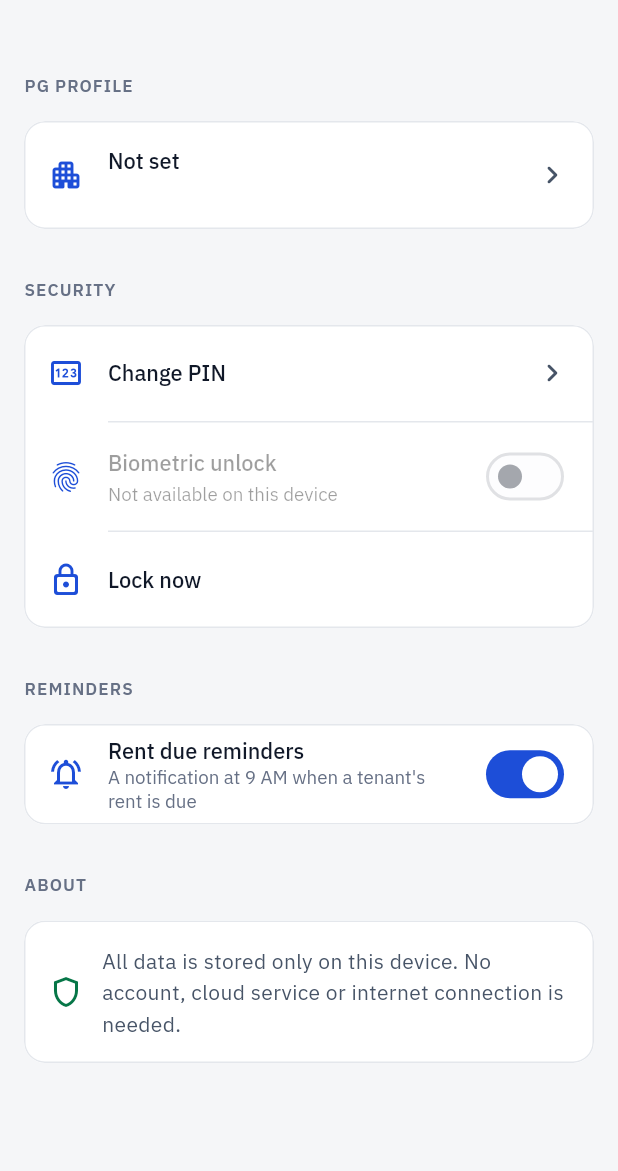
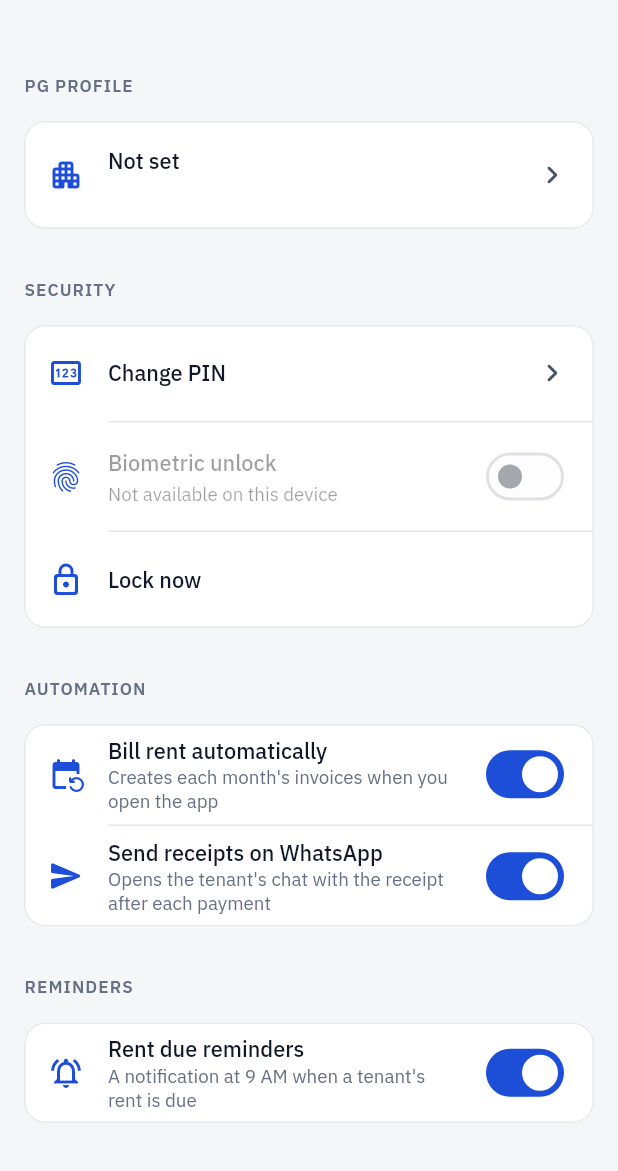
Before and after one commit to Mr-Var/PGMate, a Flutter app: the SettingsScreen screen opened by its route, on a phone screen of 412 x 824 dp, the part 65-1236 px from its top. Run offline on Flutter 3.47's test engine with Material 3 defaults, Android fonts, the phone set to English and light mode, and no system bars; our stand-ins replace drift, drift_flutter, file_picker, flutter_local_notifications, flutter_riverpod, flutter_secure_storage and 9 more; missing offline and left inert: cryptography; accounts and stored records are empty; generated files the repository leaves out were written again.

Commit message:
Fewer taps: auto billing, auto receipts, one-tap collect and UPI confirm
- Rent is billed automatically for every due month when the app opens
  (Settings > Automation, on by default)
- After a counted payment the tenant's WhatsApp opens with the receipt
- Collect button beside each due/overdue tenant on Home (amount
  pre-filled: two taps to record)
- Pending UPI payments confirmable with one tap in Needs attention
- Mid-month bed transfer splits that month's rent by days
- Payment date cannot precede joining; UTR must be letters and digits
- 92 tests passing

Co-Authored-By: Claude Opus 5.5 <noreply@anthropic.com>
Claude-Session: https://claude.ai/code/session_012hWFkLRE7ZYHJw5qUPfJ9b

```diff
--- a/lib/app/app.dart
+++ b/lib/app/app.dart
@@ -35,6 +35,10 @@ class _PgManagerAppState extends ConsumerState<PgManagerApp> {
   Future<void> _upkeep() async {
     try {
       final db = ref.read(databaseProvider);
+      // Bill every month that is due (including this one) without asking.
+      if ((await db.settingsDao.getSetting('auto_billing')) != 'false') {
+        await db.billingDao.generateAllMissing();
+      }
       await db.billingDao.refreshOverdue();
       await refreshReminders(db, ref.read(reminderServiceProvider));
     } catch (e) {
--- a/lib/core/database/daos/billing_dao.dart
+++ b/lib/core/database/daos/billing_dao.dart
@@ -509,6 +509,35 @@ class BillingDao extends DatabaseAccessor<AppDatabase> with _$BillingDaoMixin {
   /// UTRs are compared without case, spaces or dashes.
   static String? normalizeUtr(String? raw) => raw?.toUpperCase().replaceAll(RegExp(r'[\s-]'), '');
 
+  /// When a tenant moves to a bed with a different rent mid-month, this
+  /// month's invoice is set to old rent for the days before the move and new
+  /// rent from the move day. Charges and discounts are kept.
+  Future<void> splitRentForTransfer(int tenantId, DateTime moveDate, int oldRentPaise, int newRentPaise) async {
+    final d = Dates.today(moveDate);
+    final inv = await invoiceFor(tenantId, d.year, d.month);
+    final start = await billingStart(tenantId);
+    if (inv == null || start == null || oldRentPaise == newRentPaise || d.day == 1) return;
+    // Only for months fully at the old rent before the move.
+    if (!start.isBefore(DateTime(d.year, d.month))) return;
+    final dim = BillingMath.daysInMonth(d.year, d.month);
+    final rent =
+        BillingMath.prorate(oldRentPaise, d.day - 1, dim) + BillingMath.prorate(newRentPaise, dim - d.day + 1, dim);
+    final total = max(0, rent + inv.additionalChargesPaise - inv.discountPaise);
+    if (total < inv.paidPaise) await _releaseFromInvoice(inv.id, inv.paidPaise - total);
+    await (update(rentInvoices)..where((i) => i.id.equals(inv.id))).write(
+      RentInvoicesCompanion(
+        rentPaise: Value(rent),
+        totalPaise: Value(total),
+        notes: Value(
+          [inv.notes, 'Bed changed on ${Dates.short(d)}: rent split by days'].whereType<String>().join('\n'),
+        ),
+        updatedAt: Value(DateTime.now()),
+      ),
+    );
+    await _recompute(inv.id);
+    await applyCredit(tenantId);
+  }
+
   /// Freezes the tenant's balance on a payment row once it counts, so a
   /// reprinted receipt always shows the balance of that day.
   Future<void> _freezeBalance(int paymentId, int tenantId) async {
@@ -524,10 +553,19 @@ class BillingDao extends DatabaseAccessor<AppDatabase> with _$BillingDaoMixin {
   /// allocated immediately; unverified UPI waits for the owner's confirmation.
   Future<int> recordPayment(PaymentInput input) {
     if (input.amountPaise <= 0) throw RuleException('Amount must be more than ₹0.');
-    if (input.method == PaymentMethod.upi && (input.upiReference == null || input.upiReference!.trim().length < 6)) {
-      throw RuleException('Enter the UPI transaction reference (UTR).');
+    if (input.method == PaymentMethod.upi &&
+        !RegExp(r'^[A-Z0-9]{6,30}$').hasMatch(normalizeUtr(input.upiReference) ?? '')) {
+      throw RuleException(
+        'Enter the UPI reference (UTR) exactly as shown in the payment details: letters and digits only.',
+      );
     }
     return transaction(() async {
+      final tenant = await (select(tenants)..where((t) => t.id.equals(input.tenantId))).getSingle();
+      if (Dates.today(input.date).isBefore(Dates.today(tenant.joiningDate))) {
+        throw RuleException(
+          'Payment date cannot be before ${tenant.fullName.split(' ').first} joined (${Dates.short(tenant.joiningDate)}).',
+        );
+      }
       final utr = normalizeUtr(input.upiReference);
       if (utr != null && utr.isNotEmpty) {
         final dup =
--- a/lib/core/database/daos/tenants_dao.dart
+++ b/lib/core/database/daos/tenants_dao.dart
@@ -257,6 +257,7 @@ class TenantsDao extends DatabaseAccessor<AppDatabase> with _$TenantsDaoMixin {
         await (update(tenants)..where((x) => x.id.equals(tenantId))).write(
           TenantsCompanion(monthlyRentPaise: Value(newRentPaise), updatedAt: Value(DateTime.now())),
         );
+        await db.billingDao.splitRentForTransfer(tenantId, date, t.monthlyRentPaise, newRentPaise);
       }
       await db.settingsDao.log(
         'tenant',
--- a/lib/features/settings/settings_screen.dart
+++ b/lib/features/settings/settings_screen.dart
@@ -92,6 +92,27 @@ class SettingsScreen extends ConsumerWidget {
                   leading: const Icon(Icons.lock_outline_rounded, color: AppColors.primary),
                   title: const Text('Lock now'),
                   onTap: () => ref.read(authControllerProvider.notifier).lock(),
+                ),
+              ],
+            ),
+          ),
+          const SectionHeader(title: 'Automation'),
+          const AppCard(
+            padding: EdgeInsets.zero,
+            child: Column(
+              children: [
+                _SettingSwitch(
+                  keyName: 'auto_billing',
+                  icon: Icons.event_repeat_rounded,
+                  title: 'Bill rent automatically',
+                  subtitle: 'Creates each month\'s invoices when you open the app',
+                ),
+                Divider(indent: 56),
+                _SettingSwitch(
+                  keyName: 'auto_receipt',
+                  icon: Icons.send_rounded,
+                  title: 'Send receipts on WhatsApp',
+                  subtitle: 'Opens the tenant\'s chat with the receipt after each payment',
                 ),
               ],
             ),
@@ -240,3 +261,28 @@ class EditProfileScreen extends ConsumerWidget {
     );
   }
 }
+
+final _settingProvider = StreamProvider.family<bool, String>(
+  (ref, key) => ref.watch(databaseProvider).settingsDao.watchSetting(key).map((v) => v != 'false'),
+);
+
+/// On/off app setting stored in app_settings (missing means on).
+class _SettingSwitch extends ConsumerWidget {
+  const _SettingSwitch({required this.keyName, required this.icon, required this.title, required this.subtitle});
+  final String keyName;
+  final IconData icon;
+  final String title;
+  final String subtitle;
+
+  @override
+  Widget build(BuildContext context, WidgetRef ref) {
+    final on = ref.watch(_settingProvider(keyName)).value ?? true;
+    return SwitchListTile(
+      secondary: Icon(icon, color: AppColors.primary),
+      title: Text(title),
+      subtitle: Text(subtitle),
+      value: on,
+      onChanged: (v) => ref.read(databaseProvider).settingsDao.setSetting(keyName, '$v'),
+    );
+  }
+}
--- a/lib/features/tenants/tenant_actions.dart
+++ b/lib/features/tenants/tenant_actions.dart
@@ -109,7 +109,7 @@ class _BedSheetState extends ConsumerState<_BedSheet> {
                 MoneyField(
                   controller: _rent,
                   label: 'Monthly rent after transfer',
-                  helper: 'Applies from the next invoice.',
+                  helper: 'This month is split by days at the old and new rent.',
                 ),
               ],
               const SizedBox(height: Gap.xl),
```
Also changed, not shown: lib/features/dashboard/dashboard_screen.dart (+87 -11 lines), lib/features/payments/collect_payment_screen.dart (+13 -3 lines), 9 other files.
